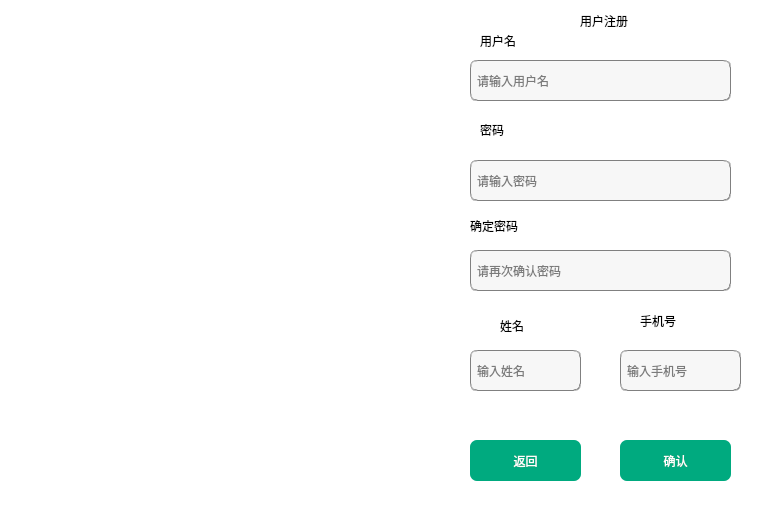
First picture: the form in signup.ui, repository foryouos/Parking_System, before the edit.
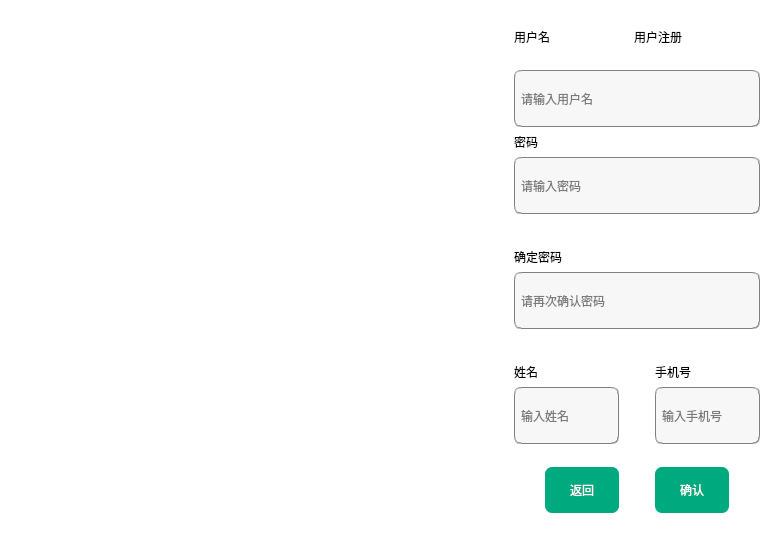
Second picture: the form after the edit.

Diff of the .ui file:
```diff
--- a/signup.ui
+++ b/signup.ui
@@ -2,24 +2,33 @@
 <ui version="4.0">
  <class>Signup</class>
  <widget class="QWidget" name="Signup">
+  <property name="enabled">
+   <bool>true</bool>
+  </property>
   <property name="geometry">
    <rect>
     <x>0</x>
     <y>0</y>
-    <width>779</width>
-    <height>512</height>
+    <width>780</width>
+    <height>540</height>
    </rect>
   </property>
+  <property name="sizePolicy">
+   <sizepolicy hsizetype="Expanding" vsizetype="Expanding">
+    <horstretch>0</horstretch>
+    <verstretch>0</verstretch>
+   </sizepolicy>
+  </property>
   <property name="minimumSize">
    <size>
-    <width>779</width>
-    <height>512</height>
+    <width>780</width>
+    <height>540</height>
    </size>
   </property>
   <property name="maximumSize">
    <size>
-    <width>779</width>
-    <height>512</height>
+    <width>780</width>
+    <height>540</height>
    </size>
   </property>
   <property name="windowTitle">
@@ -28,264 +37,458 @@
   <property name="styleSheet">
    <string notr="true">background-color: rgb(255, 255, 255);</string>
   </property>
-  <widget class="QLabel" name="label_login_image">
-   <property name="geometry">
-    <rect>
-     <x>0</x>
-     <y>0</y>
-     <width>431</width>
-     <height>511</height>
-    </rect>
-   </property>
-   <property name="text">
-    <string/>
-   </property>
-  </widget>
-  <widget class="QLabel" name="label_title">
-   <property name="geometry">
-    <rect>
-     <x>580</x>
-     <y>0</y>
-     <width>141</width>
-     <height>41</height>
-    </rect>
-   </property>
-   <property name="styleSheet">
-    <string notr="true">font: 87 20pt &quot;字心坊猫的天空之城（特别定制版）&quot;;</string>
-   </property>
-   <property name="text">
-    <string>用户注册</string>
-   </property>
-  </widget>
-  <widget class="QLabel" name="label_3">
-   <property name="geometry">
-    <rect>
-     <x>480</x>
-     <y>20</y>
-     <width>91</width>
-     <height>41</height>
-    </rect>
-   </property>
-   <property name="styleSheet">
-    <string notr="true">font: 15pt &quot;字心坊猫的天空之城（特别定制版）&quot;;</string>
-   </property>
-   <property name="text">
-    <string>用户名</string>
-   </property>
-  </widget>
-  <widget class="QLabel" name="label_4">
-   <property name="geometry">
-    <rect>
-     <x>480</x>
-     <y>120</y>
-     <width>69</width>
-     <height>20</height>
-    </rect>
-   </property>
-   <property name="styleSheet">
-    <string notr="true">font: 15pt &quot;字心坊猫的天空之城（特别定制版）&quot;;</string>
-   </property>
-   <property name="text">
-    <string>密码</string>
-   </property>
-  </widget>
-  <widget class="QLabel" name="label_5">
-   <property name="geometry">
-    <rect>
-     <x>470</x>
-     <y>210</y>
-     <width>131</width>
-     <height>31</height>
-    </rect>
-   </property>
-   <property name="styleSheet">
-    <string notr="true">font: 15pt &quot;字心坊猫的天空之城（特别定制版）&quot;;</string>
-   </property>
-   <property name="text">
-    <string>确定密码</string>
-   </property>
-  </widget>
-  <widget class="QLineEdit" name="lineEdit_username">
-   <property name="geometry">
-    <rect>
-     <x>470</x>
-     <y>60</y>
-     <width>261</width>
-     <height>41</height>
-    </rect>
-   </property>
-   <property name="styleSheet">
-    <string notr="true">background-color: rgb(247, 247, 247);
+  <layout class="QHBoxLayout" name="horizontalLayout_4">
+   <item>
+    <spacer name="horizontalSpacer_8">
+     <property name="orientation">
+      <enum>Qt::Horizontal</enum>
+     </property>
+     <property name="sizeHint" stdset="0">
+      <size>
+       <width>40</width>
+       <height>20</height>
+      </size>
+     </property>
+    </spacer>
+   </item>
+   <item>
+    <widget class="QLabel" name="label_login_image">
+     <property name="sizePolicy">
+      <sizepolicy hsizetype="Maximum" vsizetype="Maximum">
+       <horstretch>0</horstretch>
+       <verstretch>0</verstretch>
+      </sizepolicy>
+     </property>
+     <property name="minimumSize">
+      <size>
+       <width>488</width>
+       <height>512</height>
+      </size>
+     </property>
+     <property name="text">
+      <string/>
+     </property>
+    </widget>
+   </item>
+   <item>
+    <layout class="QVBoxLayout" name="verticalLayout_4">
+     <item>
+      <spacer name="verticalSpacer_2">
+       <property name="orientation">
+        <enum>Qt::Vertical</enum>
+       </property>
+       <property name="sizeHint" stdset="0">
+        <size>
+         <width>20</width>
+         <height>40</height>
+        </size>
+       </property>
+      </spacer>
+     </item>
+     <item>
+      <layout class="QHBoxLayout" name="horizontalLayout">
+       <item>
+        <widget class="QLabel" name="label_3">
+         <property name="sizePolicy">
+          <sizepolicy hsizetype="Preferred" vsizetype="Preferred">
+           <horstretch>0</horstretch>
+           <verstretch>0</verstretch>
+          </sizepolicy>
+         </property>
+         <property name="styleSheet">
+          <string notr="true">font: 15pt &quot;字心坊猫的天空之城（特别定制版）&quot;;</string>
+         </property>
+         <property name="text">
+          <string>用户名</string>
+         </property>
+        </widget>
+       </item>
+       <item>
+        <spacer name="horizontalSpacer">
+         <property name="orientation">
+          <enum>Qt::Horizontal</enum>
+         </property>
+         <property name="sizeHint" stdset="0">
+          <size>
+           <width>40</width>
+           <height>20</height>
+          </size>
+         </property>
+        </spacer>
+       </item>
+       <item>
+        <widget class="QLabel" name="label_title">
+         <property name="styleSheet">
+          <string notr="true">font: 87 20pt &quot;字心坊猫的天空之城（特别定制版）&quot;;</string>
+         </property>
+         <property name="text">
+          <string>用户注册</string>
+         </property>
+        </widget>
+       </item>
+       <item>
+        <spacer name="horizontalSpacer_2">
+         <property name="orientation">
+          <enum>Qt::Horizontal</enum>
+         </property>
+         <property name="sizeHint" stdset="0">
+          <size>
+           <width>40</width>
+           <height>20</height>
+          </size>
+         </property>
+        </spacer>
+       </item>
+      </layout>
+     </item>
+     <item>
+      <spacer name="verticalSpacer">
+       <property name="orientation">
+        <enum>Qt::Vertical</enum>
+       </property>
+       <property name="sizeHint" stdset="0">
+        <size>
+         <width>20</width>
+         <height>40</height>
+        </size>
+       </property>
+      </spacer>
+     </item>
+     <item>
+      <layout class="QVBoxLayout" name="verticalLayout_3">
+       <item>
+        <widget class="QLineEdit" name="lineEdit_username">
+         <property name="minimumSize">
+          <size>
+           <width>0</width>
+           <height>57</height>
+          </size>
+         </property>
+         <property name="styleSheet">
+          <string notr="true">background-color: rgb(247, 247, 247);
 border:1px groove gray;
 border-radius:7px;
 padding:2px 4px;
 font: 10pt &quot;华文隶书&quot;;</string>
-   </property>
-   <property name="text">
-    <string/>
-   </property>
-   <property name="placeholderText">
-    <string>请输入用户名</string>
-   </property>
-  </widget>
-  <widget class="QLineEdit" name="lineEdit_password">
-   <property name="geometry">
-    <rect>
-     <x>470</x>
-     <y>160</y>
-     <width>261</width>
-     <height>41</height>
-    </rect>
-   </property>
-   <property name="styleSheet">
-    <string notr="true">background-color: rgb(247, 247, 247);
+         </property>
+         <property name="text">
+          <string/>
+         </property>
+         <property name="placeholderText">
+          <string>请输入用户名</string>
+         </property>
+        </widget>
+       </item>
+       <item>
+        <widget class="QLabel" name="label_4">
+         <property name="styleSheet">
+          <string notr="true">font: 15pt &quot;字心坊猫的天空之城（特别定制版）&quot;;</string>
+         </property>
+         <property name="text">
+          <string>密码</string>
+         </property>
+        </widget>
+       </item>
+       <item>
+        <widget class="QLineEdit" name="lineEdit_password">
+         <property name="minimumSize">
+          <size>
+           <width>0</width>
+           <height>57</height>
+          </size>
+         </property>
+         <property name="styleSheet">
+          <string notr="true">background-color: rgb(247, 247, 247);
 border:1px groove gray;
 border-radius:7px;
 padding:2px 4px;
 font: 10pt &quot;华文隶书&quot;;</string>
-   </property>
-   <property name="echoMode">
-    <enum>QLineEdit::Password</enum>
-   </property>
-   <property name="placeholderText">
-    <string>请输入密码</string>
-   </property>
-  </widget>
-  <widget class="QLineEdit" name="lineEdit_sure_password">
-   <property name="geometry">
-    <rect>
-     <x>470</x>
-     <y>250</y>
-     <width>261</width>
-     <height>41</height>
-    </rect>
-   </property>
-   <property name="styleSheet">
-    <string notr="true">background-color: rgb(247, 247, 247);
+         </property>
+         <property name="echoMode">
+          <enum>QLineEdit::Password</enum>
+         </property>
+         <property name="placeholderText">
+          <string>请输入密码</string>
+         </property>
+        </widget>
+       </item>
+       <item>
+        <spacer name="verticalSpacer_6">
+         <property name="orientation">
+          <enum>Qt::Vertical</enum>
+         </property>
+         <property name="sizeHint" stdset="0">
+          <size>
+           <width>20</width>
+           <height>40</height>
+          </size>
+         </property>
+        </spacer>
+       </item>
+       <item>
+        <widget class="QLabel" name="label_5">
+         <property name="styleSheet">
+          <string notr="true">font: 15pt &quot;字心坊猫的天空之城（特别定制版）&quot;;</string>
+         </property>
+         <property name="text">
+          <string>确定密码</string>
+         </property>
+        </widget>
+       </item>
+       <item>
+        <widget class="QLineEdit" name="lineEdit_sure_password">
+         <property name="minimumSize">
+          <size>
+           <width>0</width>
+           <height>57</height>
+          </size>
+         </property>
+         <property name="styleSheet">
+          <string notr="true">background-color: rgb(247, 247, 247);
 border:1px groove gray;
 border-radius:7px;
 padding:2px 4px;
 font: 10pt &quot;华文隶书&quot;;</string>
-   </property>
-   <property name="echoMode">
-    <enum>QLineEdit::Password</enum>
-   </property>
-   <property name="placeholderText">
-    <string>请再次确认密码</string>
-   </property>
-  </widget>
-  <widget class="QPushButton" name="pushButton_back">
-   <property name="geometry">
-    <rect>
-     <x>470</x>
-     <y>440</y>
-     <width>111</width>
-     <height>41</height>
-    </rect>
-   </property>
-   <property name="styleSheet">
-    <string notr="true">background-color: rgb(0, 170, 127);
-color: rgb(255, 255, 255);
-font: 25 9pt &quot;Bahnschrift Light&quot;;
-font: 10pt &quot;华文隶书&quot;;
-border-radius:7px;</string>
-   </property>
-   <property name="text">
-    <string>返回</string>
-   </property>
-  </widget>
-  <widget class="QPushButton" name="pushButton_sure">
-   <property name="geometry">
-    <rect>
-     <x>620</x>
-     <y>440</y>
-     <width>111</width>
-     <height>41</height>
-    </rect>
-   </property>
-   <property name="styleSheet">
-    <string notr="true">background-color: rgb(0, 170, 127);
-color: rgb(255, 255, 255);
-font: 25 9pt &quot;Bahnschrift Light&quot;;
-font: 10pt &quot;华文隶书&quot;;
-border-radius:7px;</string>
-   </property>
-   <property name="text">
-    <string>确认</string>
-   </property>
-  </widget>
-  <widget class="QLineEdit" name="lineEdit_tel">
-   <property name="geometry">
-    <rect>
-     <x>620</x>
-     <y>350</y>
-     <width>121</width>
-     <height>41</height>
-    </rect>
-   </property>
-   <property name="styleSheet">
-    <string notr="true">background-color: rgb(247, 247, 247);
+         </property>
+         <property name="echoMode">
+          <enum>QLineEdit::Password</enum>
+         </property>
+         <property name="placeholderText">
+          <string>请再次确认密码</string>
+         </property>
+        </widget>
+       </item>
+       <item>
+        <spacer name="verticalSpacer_5">
+         <property name="orientation">
+          <enum>Qt::Vertical</enum>
+         </property>
+         <property name="sizeHint" stdset="0">
+          <size>
+           <width>20</width>
+           <height>40</height>
+          </size>
+         </property>
+        </spacer>
+       </item>
+       <item>
+        <layout class="QHBoxLayout" name="horizontalLayout_3">
+         <item>
+          <layout class="QVBoxLayout" name="verticalLayout">
+           <item>
+            <widget class="QLabel" name="label">
+             <property name="styleSheet">
+              <string notr="true">font: 15pt &quot;字心坊猫的天空之城（特别定制版）&quot;;</string>
+             </property>
+             <property name="text">
+              <string>姓名</string>
+             </property>
+            </widget>
+           </item>
+           <item>
+            <widget class="QLineEdit" name="lineEdit_name">
+             <property name="minimumSize">
+              <size>
+               <width>0</width>
+               <height>57</height>
+              </size>
+             </property>
+             <property name="styleSheet">
+              <string notr="true">background-color: rgb(247, 247, 247);
 border:1px groove gray;
 border-radius:7px;
 padding:2px 4px;
 font: 10pt &quot;华文隶书&quot;;</string>
-   </property>
-   <property name="placeholderText">
-    <string>输入手机号</string>
-   </property>
-  </widget>
-  <widget class="QLineEdit" name="lineEdit_name">
-   <property name="geometry">
-    <rect>
-     <x>470</x>
-     <y>350</y>
-     <width>111</width>
-     <height>41</height>
-    </rect>
-   </property>
-   <property name="styleSheet">
-    <string notr="true">background-color: rgb(247, 247, 247);
+             </property>
+             <property name="placeholderText">
+              <string>输入姓名</string>
+             </property>
+            </widget>
+           </item>
+          </layout>
+         </item>
+         <item>
+          <spacer name="horizontalSpacer_6">
+           <property name="orientation">
+            <enum>Qt::Horizontal</enum>
+           </property>
+           <property name="sizeHint" stdset="0">
+            <size>
+             <width>40</width>
+             <height>20</height>
+            </size>
+           </property>
+          </spacer>
+         </item>
+         <item>
+          <layout class="QVBoxLayout" name="verticalLayout_2">
+           <item>
+            <widget class="QLabel" name="label_2">
+             <property name="styleSheet">
+              <string notr="true">font: 15pt &quot;字心坊猫的天空之城（特别定制版）&quot;;</string>
+             </property>
+             <property name="text">
+              <string>手机号</string>
+             </property>
+            </widget>
+           </item>
+           <item>
+            <widget class="QLineEdit" name="lineEdit_tel">
+             <property name="minimumSize">
+              <size>
+               <width>0</width>
+               <height>57</height>
+              </size>
+             </property>
+             <property name="styleSheet">
+              <string notr="true">background-color: rgb(247, 247, 247);
 border:1px groove gray;
 border-radius:7px;
 padding:2px 4px;
 font: 10pt &quot;华文隶书&quot;;</string>
-   </property>
-   <property name="placeholderText">
-    <string>输入姓名</string>
-   </property>
-  </widget>
-  <widget class="QLabel" name="label">
-   <property name="geometry">
-    <rect>
-     <x>500</x>
-     <y>310</y>
-     <width>91</width>
-     <height>31</height>
-    </rect>
-   </property>
-   <property name="styleSheet">
-    <string notr="true">font: 15pt &quot;字心坊猫的天空之城（特别定制版）&quot;;</string>
-   </property>
-   <property name="text">
-    <string>姓名</string>
-   </property>
-  </widget>
-  <widget class="QLabel" name="label_2">
-   <property name="geometry">
-    <rect>
-     <x>640</x>
-     <y>300</y>
-     <width>91</width>
-     <height>41</height>
-    </rect>
-   </property>
-   <property name="styleSheet">
-    <string notr="true">font: 15pt &quot;字心坊猫的天空之城（特别定制版）&quot;;</string>
-   </property>
-   <property name="text">
-    <string>手机号</string>
-   </property>
-  </widget>
+             </property>
+             <property name="placeholderText">
+              <string>输入手机号</string>
+             </property>
+            </widget>
+           </item>
+          </layout>
+         </item>
+        </layout>
+       </item>
+      </layout>
+     </item>
+     <item>
+      <spacer name="verticalSpacer_3">
+       <property name="orientation">
+        <enum>Qt::Vertical</enum>
+       </property>
+       <property name="sizeHint" stdset="0">
+        <size>
+         <width>20</width>
+         <height>40</height>
+        </size>
+       </property>
+      </spacer>
+     </item>
+     <item>
+      <layout class="QHBoxLayout" name="horizontalLayout_2">
+       <item>
+        <spacer name="horizontalSpacer_3">
+         <property name="orientation">
+          <enum>Qt::Horizontal</enum>
+         </property>
+         <property name="sizeHint" stdset="0">
+          <size>
+           <width>40</width>
+           <height>20</height>
+          </size>
+         </property>
+        </spacer>
+       </item>
+       <item>
+        <widget class="QPushButton" name="pushButton_back">
+         <property name="sizePolicy">
+          <sizepolicy hsizetype="Minimum" vsizetype="Maximum">
+           <horstretch>0</horstretch>
+           <verstretch>0</verstretch>
+          </sizepolicy>
+         </property>
+         <property name="minimumSize">
+          <size>
+           <width>74</width>
+           <height>46</height>
+          </size>
+         </property>
+         <property name="styleSheet">
+          <string notr="true">background-color: rgb(0, 170, 127);
+color: rgb(255, 255, 255);
+font: 25 9pt &quot;Bahnschrift Light&quot;;
+font: 10pt &quot;华文隶书&quot;;
+border-radius:7px;</string>
+         </property>
+         <property name="text">
+          <string>返回</string>
+         </property>
+        </widget>
+       </item>
+       <item>
+        <spacer name="horizontalSpacer_4">
+         <property name="orientation">
+          <enum>Qt::Horizontal</enum>
+         </property>
+         <property name="sizeHint" stdset="0">
+          <size>
+           <width>40</width>
+           <height>20</height>
+          </size>
+         </property>
+        </spacer>
+       </item>
+       <item>
+        <widget class="QPushButton" name="pushButton_sure">
+         <property name="minimumSize">
+          <size>
+           <width>74</width>
+           <height>46</height>
+          </size>
+         </property>
+         <property name="styleSheet">
+          <string notr="true">background-color: rgb(0, 170, 127);
+color: rgb(255, 255, 255);
+font: 25 9pt &quot;Bahnschrift Light&quot;;
+font: 10pt &quot;华文隶书&quot;;
+border-radius:7px;</string>
+         </property>
+         <property name="text">
+          <string>确认</string>
+         </property>
+        </widget>
+       </item>
+       <item>
+        <spacer name="horizontalSpacer_5">
+         <property name="orientation">
+          <enum>Qt::Horizontal</enum>
+         </property>
+         <property name="sizeHint" stdset="0">
+          <size>
+           <width>40</width>
+           <height>20</height>
+          </size>
+         </property>
+        </spacer>
+       </item>
+      </layout>
+     </item>
+     <item>
+      <spacer name="verticalSpacer_4">
+       <property name="orientation">
+        <enum>Qt::Vertical</enum>
+       </property>
+       <property name="sizeHint" stdset="0">
+        <size>
+         <width>20</width>
+         <height>40</height>
+        </size>
+       </property>
+      </spacer>
+     </item>
+    </layout>
+   </item>
+   <item>
+    <spacer name="horizontalSpacer_7">
+     <property name="orientation">
+      <enum>Qt::Horizontal</enum>
+     </property>
+     <property name="sizeHint" stdset="0">
+      <size>
+       <width>40</width>
+       <height>20</height>
+      </size>
+     </property>
+    </spacer>
+   </item>
+  </layout>
  </widget>
  <resources/>
  <connections/>
```
